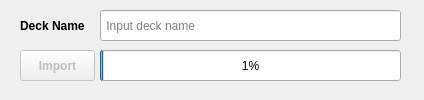
longhoangly/ankiflash-importer, file Ui/UiImporter.ui: the form before one commit.
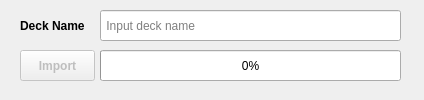
The form after the commit.

The edit to the form file:
```diff
--- a/Ui/UiImporter.ui
+++ b/Ui/UiImporter.ui
@@ -42,7 +42,7 @@
     </font>
    </property>
    <property name="value">
-    <number>1</number>
+    <number>0</number>
    </property>
   </widget>
   <widget class="QLabel" name="deckNameLbl">
```
